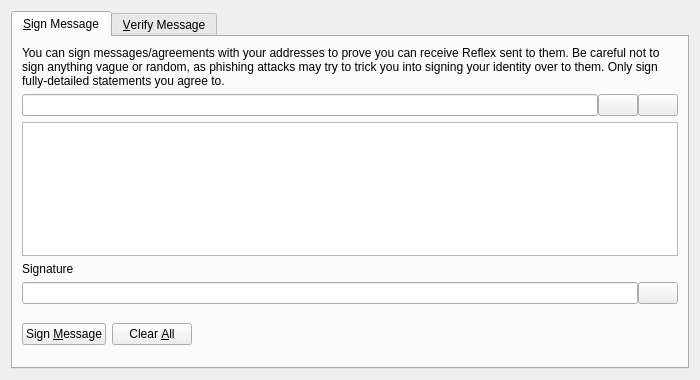
First picture: the form in src/qt/forms/signverifymessagedialog.ui, repository reflexcoin/core, before the edit.
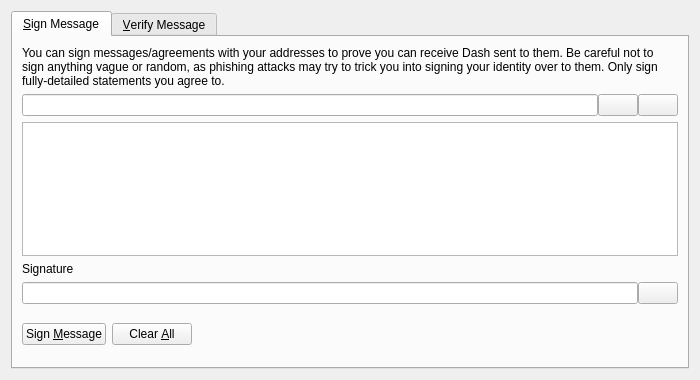
Second picture: the form after the edit. Custom widgets are drawn as their Qt base class.

```diff
--- a/src/qt/forms/signverifymessagedialog.ui
+++ b/src/qt/forms/signverifymessagedialog.ui
@@ -30,7 +30,7 @@
        <item>
         <widget class="QLabel" name="infoLabel_SM">
          <property name="text">
-          <string>You can sign messages/agreements with your addresses to prove you can receive Reflex sent to them. Be careful not to sign anything vague or random, as phishing attacks may try to trick you into signing your identity over to them. Only sign fully-detailed statements you agree to.</string>
+          <string>You can sign messages/agreements with your addresses to prove you can receive Dash sent to them. Be careful not to sign anything vague or random, as phishing attacks may try to trick you into signing your identity over to them. Only sign fully-detailed statements you agree to.</string>
          </property>
          <property name="textFormat">
           <enum>Qt::PlainText</enum>
```
Left out of the diff: 8 changed lines with no effect on the pictures.
